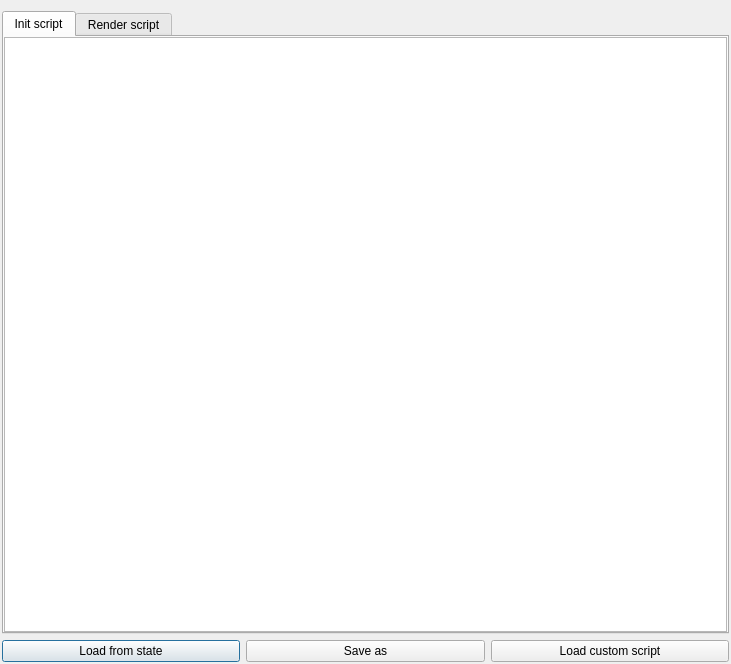
First picture: the form in editor/layout/particlescriptdialog.ui, repository Vavius/moai-ide, before the edit.
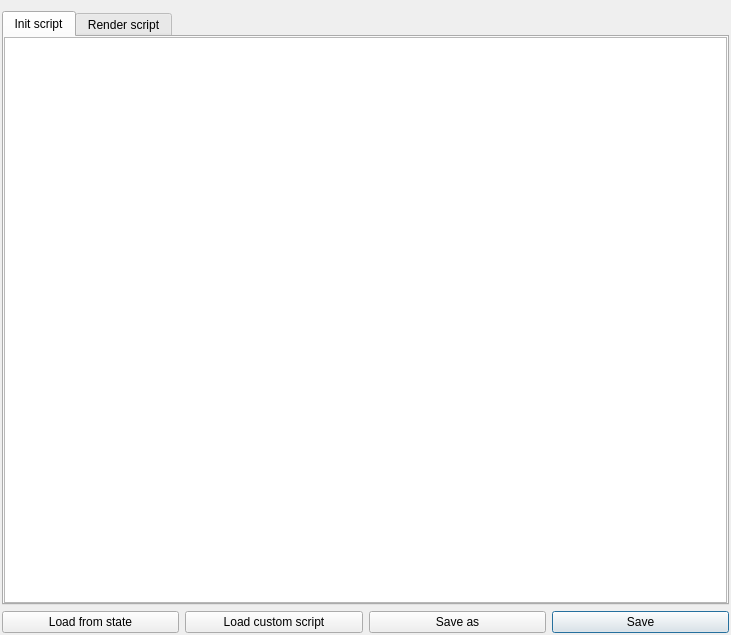
Second picture: the form after the edit. The open tabs and pages were chosen to show the change. Custom widgets are drawn as their Qt base class.

Commit message: custom script support

What changed in the file:
```diff
--- a/editor/layout/particlescriptdialog.ui
+++ b/editor/layout/particlescriptdialog.ui
@@ -7,7 +7,7 @@
     <x>0</x>
     <y>0</y>
     <width>731</width>
-    <height>664</height>
+    <height>635</height>
    </rect>
   </property>
   <property name="windowTitle">
@@ -72,27 +72,34 @@
    </item>
    <item>
     <layout class="QGridLayout" name="gridLayout">
+     <item row="0" column="3">
+      <widget class="QPushButton" name="btnSave">
+       <property name="text">
+        <string>Save</string>
+       </property>
+      </widget>
+     </item>
      <item row="0" column="0">
-      <widget class="QPushButton" name="btnLoad">
+      <widget class="QPushButton" name="btnLoadState">
        <property name="text">
         <string>Load from state</string>
        </property>
       </widget>
      </item>
      <item row="0" column="2">
-      <widget class="QPushButton" name="btnLoadState">
-       <property name="text">
-        <string>Load custom script</string>
-       </property>
-      </widget>
-     </item>
-     <item row="0" column="1">
       <widget class="QPushButton" name="btnSaveAs">
        <property name="text">
         <string>Save as</string>
        </property>
       </widget>
      </item>
+     <item row="0" column="1">
+      <widget class="QPushButton" name="btnLoad">
+       <property name="text">
+        <string>Load custom script</string>
+       </property>
+      </widget>
+     </item>
     </layout>
    </item>
   </layout>
```
Left out of the diff: 75 changed lines with no effect on the pictures. The commit also changes 16 other files.
